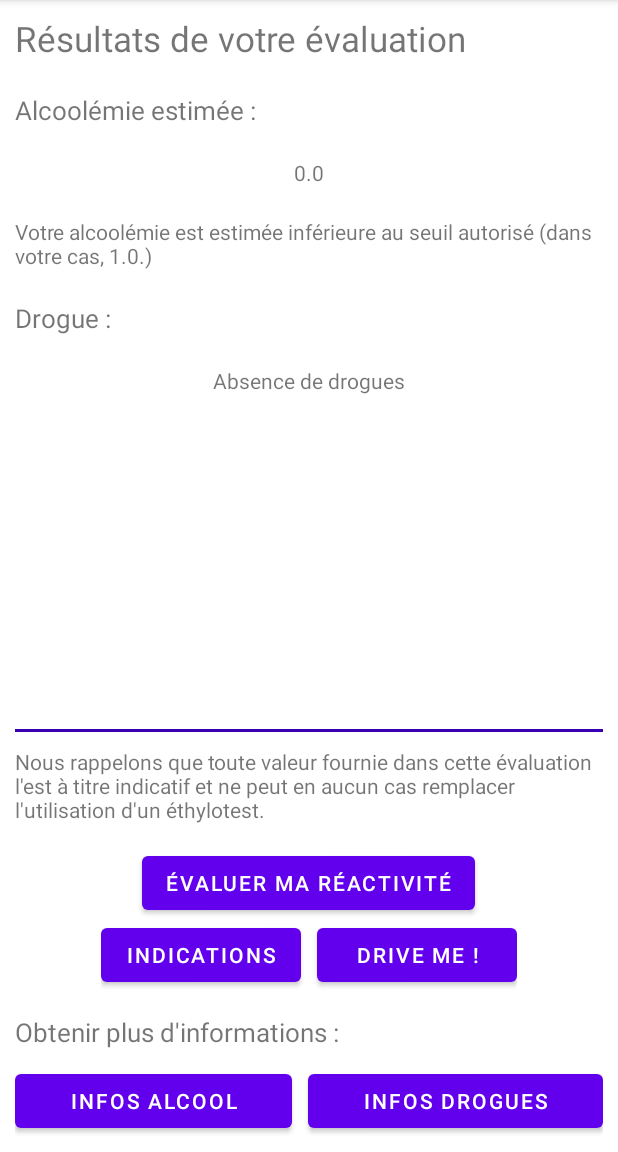
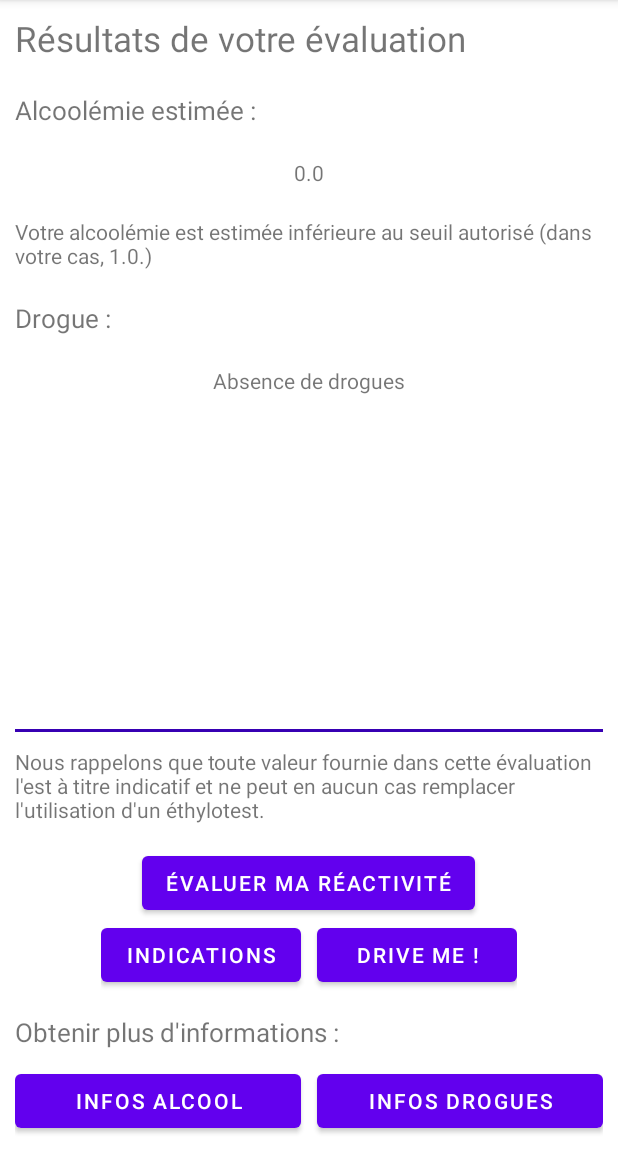
Before and after one commit to LogarithmeNeper/IFYouDrive, an Android app: the EvaluateRisks screen opened directly, with no data from a screen before it, on a phone screen of 412 x 824 dp, the part 84-1236 px from its top. Run offline under Robolectric (Android 15) with nearby library versions, the phone set to English and light mode, and no system bars.

Commit message:
fix petit pb de position des boutons

```diff
--- a/app/src/main/res/layout/activity_evaluate_risks.xml
+++ b/app/src/main/res/layout/activity_evaluate_risks.xml
@@ -151,18 +151,19 @@
 
         <Button
             android:id="@+id/alcohol_info"
-            android:layout_width="wrap_content"
+            android:layout_width="match_parent"
             android:layout_height="wrap_content"
-            android:layout_alignParentTop="false"
             android:layout_marginRight="5dp"
+            android:layout_gravity="center_horizontal"
             android:layout_weight="1"
             android:text="Infos alcool"/>
 
         <Button
             android:id="@+id/drugs_info"
-            android:layout_width="wrap_content"
+            android:layout_width="match_parent"
             android:layout_height="wrap_content"
             android:layout_marginLeft="5dp"
+            android:layout_gravity="center_horizontal"
             android:layout_weight="1"
             android:text="Infos drogues"/>
 
```
